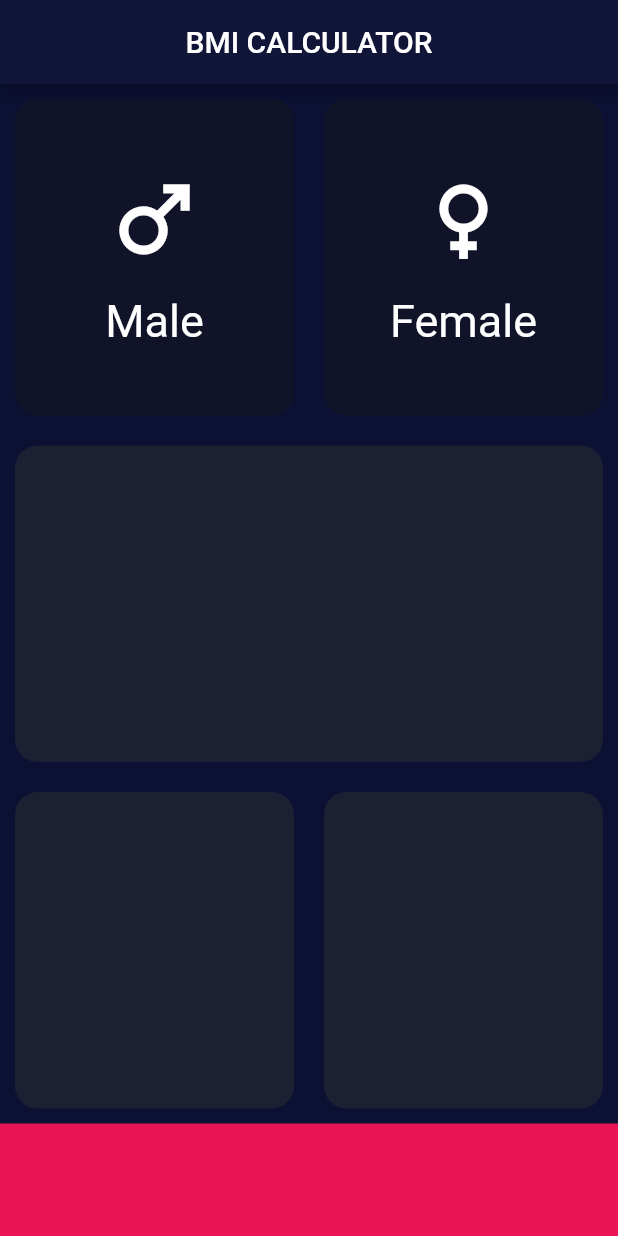
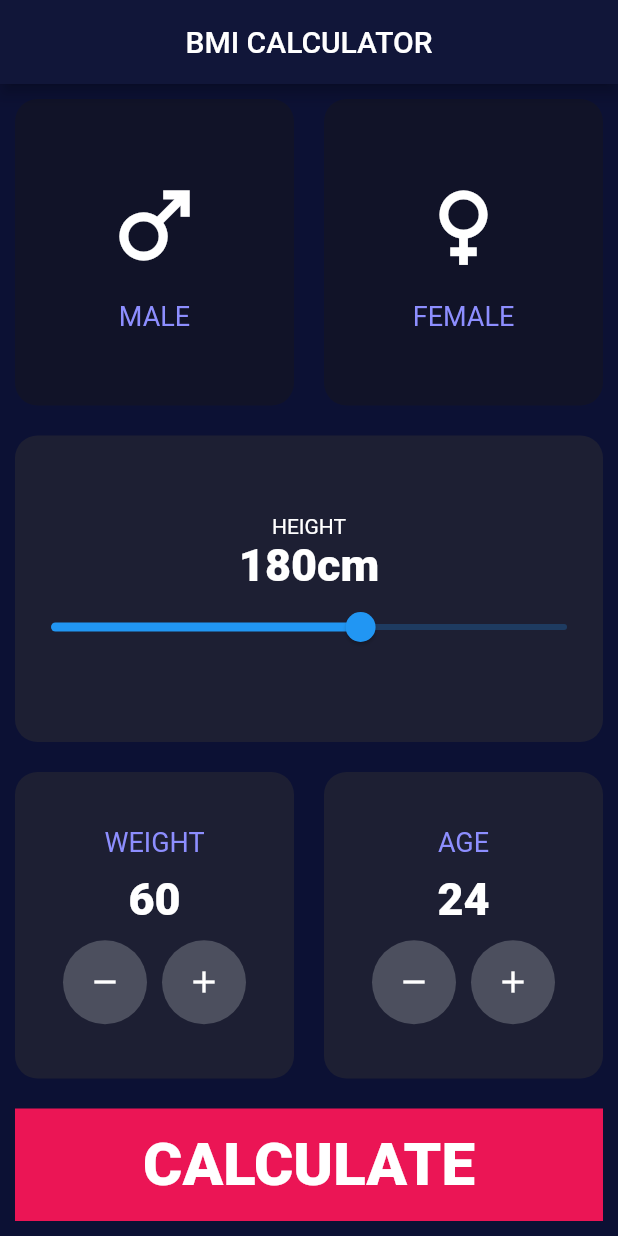
Before and after one commit to zyfi4472/BMI-Calculator, a Flutter app: the screen it shows after launch, on a phone screen of 412 x 824 dp. Run offline on Flutter 3.47's test engine with Material 2 defaults, Android fonts, the phone set to English and light mode, and no system bars.

Commit message:
App completed

```diff
--- /dev/null
+++ b/lib/calculator_brain.dart
@@ -0,0 +1,35 @@
+import 'dart:math';
+
+class CalculatorBrain {
+  CalculatorBrain({required this.height1, required this.weight});
+
+  final int weight;
+  final int height1;
+
+  double _bmi = 20;
+
+  String calculateBMI() {
+    _bmi = weight / pow(height1 / 100, 2);
+    return _bmi.toStringAsFixed(1);
+  }
+
+  String getResult() {
+    if (_bmi >= 25) {
+      return 'Overweight';
+    } else if (_bmi >= 18.5) {
+      return 'Normal';
+    } else {
+      return 'Underweight';
+    }
+  }
+
+  String getInterpretation() {
+    if (_bmi >= 25) {
+      return 'Your have higher than normal body weight. Try to exercise more.';
+    } else if (_bmi >= 18.5) {
+      return 'Your have normal body weight.';
+    } else {
+      return 'You are Underweight. Try to improve your diet and sleep cycle.';
+    }
+  }
+}
--- /dev/null
+++ b/lib/constants.dart
@@ -0,0 +1,22 @@
+import 'package:flutter/material.dart';
+
+const kActiveCardColor = Color(0xff1D1F33);
+const kInactiveCardColor = Color(0xff111328);
+const kBottomConatainerHeight = 75.0;
+const kBottomConatainerColor = Color(0xffeb1555);
+
+const double iconSize = 70;
+const kLabelTextStyle = TextStyle(
+  fontSize: 18,
+  color: Color(0XFF8D8EFF),
+);
+
+const kHeightTextStyle = TextStyle(
+  fontSize: 30,
+  fontWeight: FontWeight.w900,
+);
+
+const kLargeTextStyle = TextStyle(
+  fontSize: 40,
+  fontWeight: FontWeight.w900,
+);
--- a/lib/icon_label.dart
+++ b/lib/icon_label.dart
@@ -1,7 +1,5 @@
+import 'package:bmi_calculator/constants.dart';
 import 'package:flutter/material.dart';
-
-const double iconSize = 70;
-const double labelSize = 30;
 
 // ignore: must_be_immutable
 class ReuseableIconAndLabel extends StatelessWidget {
@@ -22,9 +20,7 @@ class ReuseableIconAndLabel extends StatelessWidget {
         const SizedBox(height: 15),
         Text(
           label,
-          style: const TextStyle(
-            fontSize: labelSize,
-          ),
+          style: kLabelTextStyle,
         )
       ],
     );
--- a/lib/input_page.dart
+++ b/lib/input_page.dart
@@ -1,14 +1,12 @@
 // ignore_for_file: must_be_immutable
 
+import 'package:bmi_calculator/calculator_brain.dart';
+import 'package:bmi_calculator/constants.dart';
 import 'package:bmi_calculator/icon_label.dart';
+import 'package:bmi_calculator/results.dart';
 import 'package:bmi_calculator/reuseable_card.dart';
+import 'package:bmi_calculator/rounded_icon_button.dart';
 import 'package:flutter/material.dart';
-
-const activeCardColor = Color(0xff1D1F33);
-const inactiveCardColor = Color(0xff111328);
-
-const bottomConatainerHeight = 75.0;
-const bottomConatainerColor = Color(0xffeb1555);
 
 enum Gender {
   male,
@@ -24,6 +22,9 @@ class InputPage extends StatefulWidget {
 
 class _InputPageState extends State<InputPage> {
   Gender? selectedGender;
+  int height = 180;
+  int weight = 60;
+  int age = 24;
 
   @override
   Widget build(BuildContext context) {
@@ -32,6 +33,7 @@ class _InputPageState extends State<InputPage> {
         title: const Center(child: Text('BMI CALCULATOR')),
       ),
       body: Column(
+        crossAxisAlignment: CrossAxisAlignment.stretch,
         children: [
           // First two boxes
 
@@ -39,48 +41,77 @@ class _InputPageState extends State<InputPage> {
             child: Row(
               children: [
                 Expanded(
-                  child: GestureDetector(
-                    onTap: () {
+                  child: ReuseableCard(
+                    onpress: () {
                       setState(() {
                         selectedGender = Gender.male;
                       });
                     },
-                    child: ReuseableCard(
                     colour: selectedGender == Gender.male
-                          ? activeCardColor
-                          : inactiveCardColor,
+                        ? kActiveCardColor
+                        : kInactiveCardColor,
                     cardChild: ReuseableIconAndLabel(
                       icon: Icons.male,
-                        label: 'Male',
-                      ),
+                      label: 'MALE',
                     ),
                   ),
                 ),
                 Expanded(
-                  child: GestureDetector(
-                    onTap: () {
+                  child: ReuseableCard(
+                    onpress: () {
                       setState(() {
                         selectedGender = Gender.female;
                       });
                     },
-                    child: ReuseableCard(
                     colour: selectedGender == Gender.female
-                          ? activeCardColor
-                          : inactiveCardColor,
+                        ? kActiveCardColor
+                        : kInactiveCardColor,
                     cardChild: ReuseableIconAndLabel(
                       icon: Icons.female,
-                        label: 'Female',
-                      ),
+                      label: 'FEMALE',
                     ),
                   ),
                 ),
               ],
             ),
           ),
+
           // Middle Box
+
           Expanded(
+            child: Center(
               child: ReuseableCard(
-              colour: activeCardColor,
+                colour: kActiveCardColor,
+                cardChild: Column(
+                  mainAxisAlignment: MainAxisAlignment.center,
+                  children: [
+                    const Text('HEIGHT'),
+                    Row(
+                      mainAxisAlignment: MainAxisAlignment.center,
+                      children: [
+                        Text(
+                          height.toString(),
+                          style: kHeightTextStyle,
+                        ),
+                        const Text(
+                          'cm',
+                          style: kHeightTextStyle,
+                        ),
+                      ],
+                    ),
+                    Slider(
+                      value: height.toDouble(),
+                      min: 120,
+                      max: 220,
+                      onChanged: (double newValue) {
+                        setState(() {
+                          height = newValue.round();
+                        });
+                      },
+                    ),
+                  ],
+                ),
+              ),
             ),
           ),
           // Last two boxes
@@ -89,21 +120,123 @@ class _InputPageState extends State<InputPage> {
               children: [
                 Expanded(
                   child: ReuseableCard(
-                    colour: activeCardColor,
+                    colour: kActiveCardColor,
+                    cardChild: Column(
+                      mainAxisAlignment: MainAxisAlignment.center,
+                      children: [
+                        const Text(
+                          'WEIGHT',
+                          style: kLabelTextStyle,
+                        ),
+                        const SizedBox(height: 10),
+                        Text(
+                          weight.toString(),
+                          style: kHeightTextStyle,
+                        ),
+                        const SizedBox(height: 10),
+                        Row(
+                          mainAxisAlignment: MainAxisAlignment.center,
+                          children: [
+                            RoundedIconButton(
+                              icon: Icons.remove,
+                              onChangeHandler: () {
+                                setState(() {
+                                  weight--;
+                                });
+                              },
+                            ),
+                            const SizedBox(width: 10),
+                            RoundedIconButton(
+                              icon: Icons.add,
+                              onChangeHandler: () {
+                                setState(
+                                  () {
+                                    weight++;
+                                  },
+                                );
+                              },
+                            ),
+                          ],
+                        )
+                      ],
+                    ),
                   ),
                 ),
                 Expanded(
                   child: ReuseableCard(
-                    colour: activeCardColor,
+                    colour: kActiveCardColor,
+                    cardChild: Column(
+                      mainAxisAlignment: MainAxisAlignment.center,
+                      children: [
+                        const Text(
+                          'AGE',
+                          style: kLabelTextStyle,
+                        ),
+                        const SizedBox(height: 10),
+                        Text(
+                          age.toString(),
+                          style: kHeightTextStyle,
+                        ),
+                        const SizedBox(height: 10),
+                        Row(
+                          mainAxisAlignment: MainAxisAlignment.center,
+                          children: [
+                            RoundedIconButton(
+                              icon: Icons.remove,
+                              onChangeHandler: () {
+                                setState(
+                                  () {
+                                    age--;
+                                  },
+                                );
+                              },
+                            ),
+                            SizedBox(width: 10),
+                            RoundedIconButton(
+                              icon: Icons.add,
+                              onChangeHandler: () {
+                                setState(
+                                  () {
+                                    age++;
+                                  },
+                                );
+                              },
+                            ),
+                          ],
+                        )
+                      ],
+                    ),
                   ),
                 ),
               ],
             ),
           ),
           //Bottom Container
-          Container(
+          GestureDetector(
+            onTap: () {
+              CalculatorBrain calc =
+                  CalculatorBrain(height1: height, weight: weight);
+
+              Navigator.push(
+                context,
+                MaterialPageRoute(
+                    builder: (context) => ResultsPage(
+                          bmiResult: calc.calculateBMI(),
+                          interpretation: calc.getInterpretation(),
+                          resultText: calc.getResult(),
+                        )),
+              );
+            },
+            child: Container(
               color: const Color(0xffeb1555),
-            height: bottomConatainerHeight,
+              height: kBottomConatainerHeight,
+              margin: const EdgeInsets.all(10),
+              child: const Center(
+                  child: Text(
+                'CALCULATE',
+                style: kLargeTextStyle,
+              )),
+            ),
           )
         ],
       ),
--- a/lib/reuseable_card.dart
+++ b/lib/reuseable_card.dart
@@ -4,12 +4,20 @@ import 'package:flutter/material.dart';
 class ReuseableCard extends StatelessWidget {
   Color colour;
   Widget? cardChild;
+  Function()? onpress;
 
-  ReuseableCard({super.key, required this.colour, this.cardChild});
+  ReuseableCard({
+    super.key,
+    required this.colour,
+    this.cardChild,
+    this.onpress,
+  });
 
   @override
   Widget build(BuildContext context) {
-    return Container(
+    return GestureDetector(
+      onTap: onpress,
+      child: Container(
         margin: const EdgeInsets.all(10),
         decoration: BoxDecoration(
           color: colour,
@@ -18,6 +26,7 @@ class ReuseableCard extends StatelessWidget {
           ),
         ),
         child: cardChild,
+      ),
     );
   }
 }
--- /dev/null
+++ b/lib/rounded_icon_button.dart
@@ -0,0 +1,23 @@
+import 'package:flutter/material.dart';
+
+class RoundedIconButton extends StatelessWidget {
+  const RoundedIconButton(
+      {super.key, required this.icon, required this.onChangeHandler});
+
+  final IconData icon;
+  final VoidCallback onChangeHandler;
+  @override
+  Widget build(BuildContext context) {
+    return RawMaterialButton(
+      elevation: 0.0,
+      onPressed: onChangeHandler,
+      constraints: const BoxConstraints.tightFor(
+        width: 56.0,
+        height: 56.0,
+      ),
+      shape: const CircleBorder(),
+      fillColor: const Color(0xFF4C4F5E),
+      child: Icon(icon),
+    );
+  }
+}
```
Also changed, not shown: lib/results.dart (added, +80 -0 lines). Lines whose indentation alone changed are shown as unchanged.
